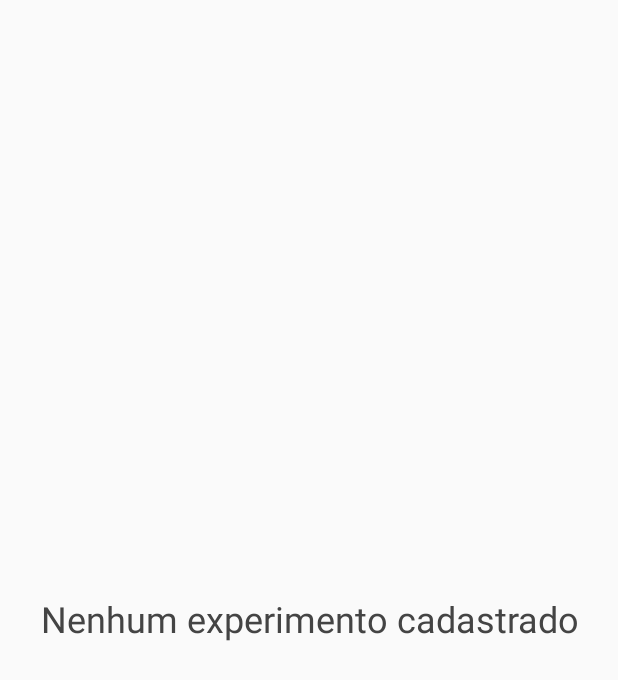
After one commit to LaBECFar/sinae, an Android app: the layout empty_listitem.xml on its own in the app's theme, with its tools: preview values and no code run, on a phone screen of 412 x 824 dp. The commit adds this screen. Shown: the top 680 px of the screen. Run offline under Robolectric (Android 15) with nearby library versions, the phone set to English and light mode, and no system bars.

Commit message:
app: banco de dados e listagem
- MainActivity vai exibir a listagem de experimentos já registrados
- Banco de dados com sqlite através da biblioteca Room
- Listagem através da view RecyclerView (ListView nova/melhorada)
- Dependencias

```diff
--- /dev/null
+++ b/app/app/src/main/res/drawable/ic_add_white_24dp.xml
@@ -0,0 +1,5 @@
+<vector android:height="24dp" android:tint="#FFFFFF"
+    android:viewportHeight="24.0" android:viewportWidth="24.0"
+    android:width="24dp" xmlns:android="http://schemas.android.com/apk/res/android">
+    <path android:fillColor="#FF000000" android:pathData="M19,13h-6v6h-2v-6H5v-2h6V5h2v6h6v2z"/>
+</vector>
--- a/app/app/src/main/res/layout/activity_novo_experimento_video.xml
+++ b/app/app/src/main/res/layout/activity_novo_experimento_video.xml
@@ -9,7 +9,7 @@
 
     <VideoView
         android:id="@+id/videoview"
-        android:layout_width="fill_parent"
+        android:layout_width="match_parent"
         android:layout_height="wrap_content" />
 
 
@@ -52,7 +52,6 @@
 
                 <Button
                     android:id="@+id/btn_selecionar_tempo"
-                    style="@style/Base.Widget.AppCompat.Button.Colored"
                     android:layout_width="match_parent"
                     android:layout_height="wrap_content"
                     android:text="Selecionar Tempo"
@@ -192,6 +191,7 @@
 
             </LinearLayout>
 
+
             <Button
                 android:id="@+id/btn_iniciar_extracao"
                 style="@style/Base.Widget.AppCompat.Button.Colored"
--- /dev/null
+++ b/app/app/src/main/res/layout/empty_listitem.xml
@@ -0,0 +1,28 @@
+<?xml version="1.0" encoding="utf-8"?>
+<androidx.constraintlayout.widget.ConstraintLayout
+    xmlns:android="http://schemas.android.com/apk/res/android"
+    xmlns:app="http://schemas.android.com/apk/res-auto"
+    xmlns:tools="http://schemas.android.com/tools"
+    android:layout_width="match_parent"
+    android:layout_height="match_parent">
+
+    <TextView
+        android:id="@+id/tv_message"
+        style="@style/TextAppearance.AppCompat.Headline"
+        android:layout_width="wrap_content"
+        android:layout_height="wrap_content"
+        android:layout_gravity="center"
+        android:layout_marginStart="8dp"
+        android:layout_marginTop="8dp"
+        android:layout_marginEnd="8dp"
+        android:layout_marginBottom="8dp"
+        android:gravity="center"
+        android:text="Nenhum experimento cadastrado"
+        android:textColor="#444"
+        app:layout_constraintBottom_toBottomOf="parent"
+        app:layout_constraintEnd_toEndOf="parent"
+        app:layout_constraintStart_toStartOf="parent"
+        app:layout_constraintTop_toTopOf="parent" />
+
+
+</androidx.constraintlayout.widget.ConstraintLayout>
```
Also changed, not shown: app/app/build.gradle (+21 -0 lines), app/app/src/main/java/br/com/webgenium/sinae/MainActivity.kt (+46 -2 lines), app/app/src/main/java/br/com/webgenium/sinae/adapter/ExperimentoAdapter.kt (added, +55 -0 lines), app/app/src/main/java/br/com/webgenium/sinae/adapter/ExperimentoHolder.kt (added, +12 -0 lines), app/app/src/main/java/br/com/webgenium/sinae/room/AppDatabase.kt (added, +26 -0 lines), app/app/src/main/java/br/com/webgenium/sinae/room/Experimento.kt (added, +21 -0 lines), app/app/src/main/java/br/com/webgenium/sinae/room/ExperimentoDao.kt (added, +34 -0 lines), app/app/src/main/java/br/com/webgenium/sinae/room/ImagemExperimento.kt (added, +23 -0 lines), app/app/src/main/res/layout/activity_main.xml (+25 -25 lines), app/app/src/main/res/layout/experimento_listitem.xml (added, +13 -0 lines).
